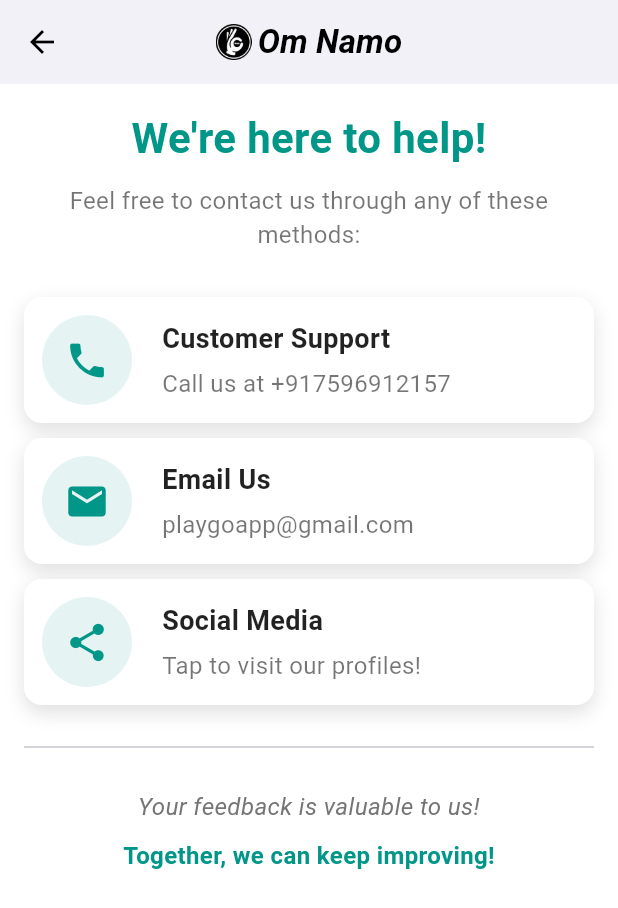
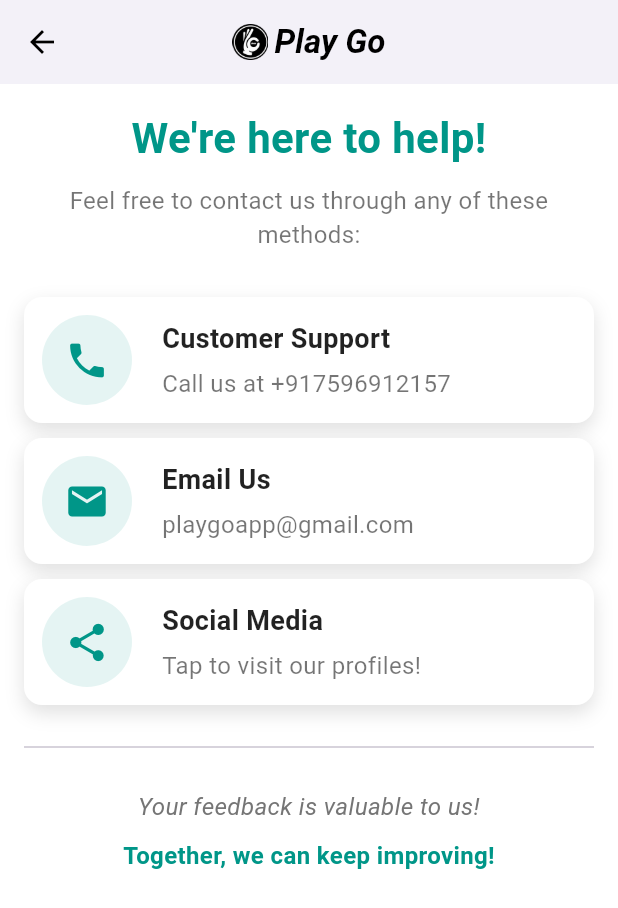
Before and after one commit to hisushanta/playgo, a Flutter app: the ContactUsWidget screen opened directly, on a phone screen of 412 x 824 dp. Shown: the top 908 px of the screen. Run offline on Flutter 3.47's test engine with Material 3 defaults, Android fonts, the phone set to English and light mode, and no system bars; our stand-ins replace cloud_firestore, firebase_auth, firebase_core, firebase_storage, google_fonts, image_picker and 2 more; missing offline and left inert: firebase_ui_auth; accounts and stored records are empty; statements that could not run were skipped.

Commit message:
Change app bar title

```diff
--- a/playgo/lib/pages/contact.dart
+++ b/playgo/lib/pages/contact.dart
@@ -22,7 +22,7 @@ class ContactUsWidget extends StatelessWidget {
             ),
             const SizedBox(width: 4),
             const Text(
-              "Om Namo",
+              "Play Go",
               style: TextStyle(
                 fontStyle: FontStyle.italic,
                 fontWeight: FontWeight.bold,
```
